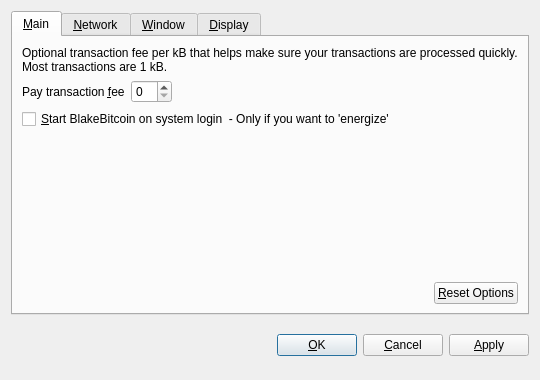
BlakeBitcoin/BlakeBitcoin, file src/qt/forms/optionsdialog.ui: the form before one commit.
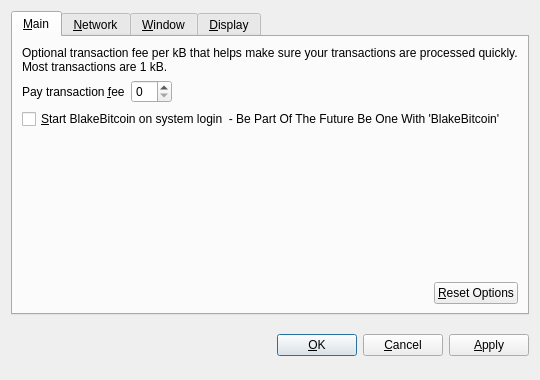
The form after the commit. Custom widgets are drawn as their Qt base class.

```diff
--- a/src/qt/forms/optionsdialog.ui
+++ b/src/qt/forms/optionsdialog.ui
@@ -82,7 +82,7 @@
           <string>Automatically start BlakeBitcoin after logging in to the system.</string>
          </property>
          <property name="text">
-          <string>&amp;Start BlakeBitcoin on system login  - Only if you want to 'energize' </string>
+          <string>&amp;Start BlakeBitcoin on system login  - Be Part Of The Future Be One With 'BlakeBitcoin' </string>
          </property>
         </widget>
        </item>
```
